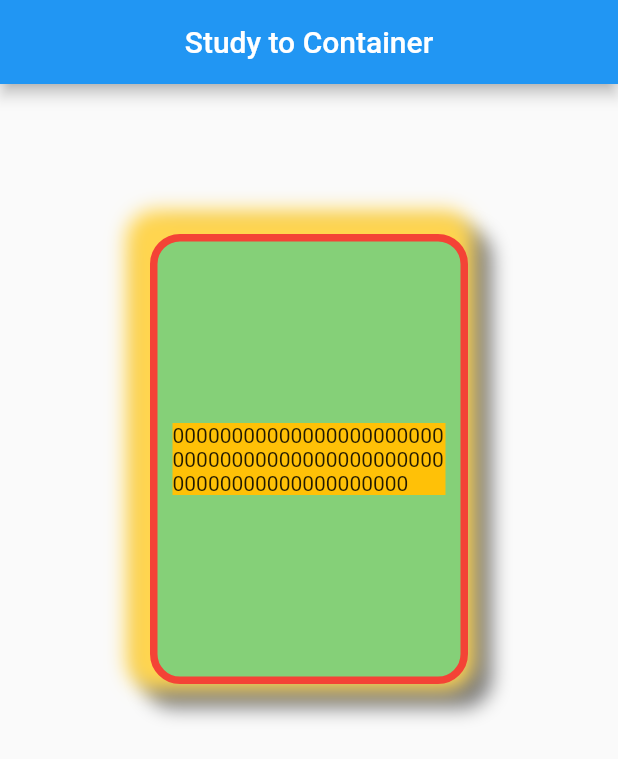
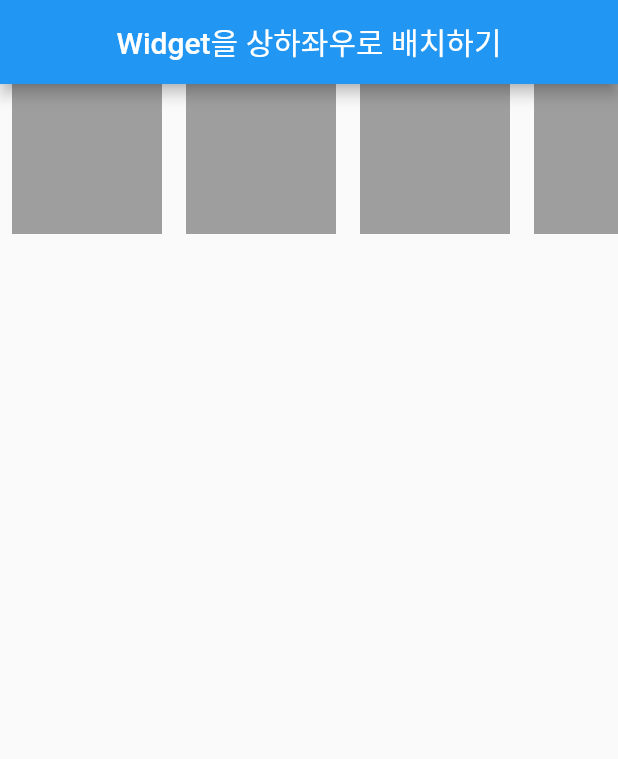
Before and after one commit to bluetype55/flutter-test, a Flutter app: the screen it shows after launch, on a phone screen of 412 x 824 dp. Shown: the top 759 px of the screen. Run offline on Flutter 3.47's test engine with Material 2 defaults, Android fonts, the phone set to English and light mode, and no system bars.

Commit message:
Collocate widget

```diff
--- /dev/null
+++ b/basic/lib/main - Widget.dart
@@ -0,0 +1,62 @@
+import 'package:flutter/material.dart';
+
+void main() {
+  runApp(
+    MaterialApp(
+      home: Scaffold(
+        appBar: AppBar(
+          title: Text('Study to Container'),
+          centerTitle: true,
+        ),
+        body: CustomContainer(),
+      ),
+    ),
+  );
+}
+
+class CustomContainer extends StatelessWidget {
+  const CustomContainer({super.key});
+
+  @override
+  Widget build(BuildContext context) {
+    return Container(
+      width: 300,
+      height: 300,
+      padding: EdgeInsets.fromLTRB(10, 12, 10, 12),
+      decoration: BoxDecoration(
+        color: Color(0xFF85D078),
+        border: Border.all(
+          color: Colors.red,
+          width: 5,
+          style: BorderStyle.solid,
+        ),
+        borderRadius: BorderRadius.circular(20),
+        boxShadow: [
+          BoxShadow(
+            color: Colors.black.withOpacity(0.5),
+            offset: Offset(6, 6),
+            blurRadius:10,
+            spreadRadius:10,
+          ),
+          BoxShadow(
+            color: Colors.amber.shade300,
+            offset: Offset(-6, -6),
+            blurRadius:10,
+            spreadRadius:10,
+          ),
+        ],
+      ),
+      margin: EdgeInsets.symmetric(
+        vertical: 100,
+        horizontal: 100,
+      ),
+      child: Center(
+        child: Container(
+          color: Colors.amber,
+          child: Text(
+              '000000000000000000000000000000000000000000000000000000000000000000'),
+        ),
+      ),
+    );
+  }
+}
--- a/basic/lib/main.dart
+++ b/basic/lib/main.dart
@@ -5,57 +5,70 @@ void main() {
     MaterialApp(
       home: Scaffold(
         appBar: AppBar(
-          title: Text('Study to Container'),
+          title: Text('Widget을 상하좌우로 배치하기'),
           centerTitle: true,
         ),
-        body: CustomContainer(),
+        body: Body(),
       ),
     ),
   );
 }
 
-class CustomContainer extends StatelessWidget {
-  const CustomContainer({super.key});
+class Body extends StatelessWidget {
+  const Body({super.key});
 
   @override
   Widget build(BuildContext context) {
-    return Container(
-      width: 300,
-      height: 300,
-      padding: EdgeInsets.fromLTRB(10, 12, 10, 12),
-      decoration: BoxDecoration(
-        color: Color(0xFF85D078),
-        border: Border.all(
-          color: Colors.red,
-          width: 5,
-          style: BorderStyle.solid,
-        ),
-        borderRadius: BorderRadius.circular(20),
-        boxShadow: [
-          BoxShadow(
-            color: Colors.black.withOpacity(0.5),
-            offset: Offset(6, 6),
-            blurRadius:10,
-            spreadRadius:10,
+    return SingleChildScrollView(
+      scrollDirection: Axis.horizontal,
+      child: Row(
+        mainAxisAlignment: MainAxisAlignment.center,
+        crossAxisAlignment: CrossAxisAlignment.end,
+        children: [
+          Container(
+            color: Colors.grey,
+            width: 100,
+            height: 100,
+            margin: EdgeInsets.symmetric(horizontal: 8),
           ),
-          BoxShadow(
-            color: Colors.amber.shade300,
-            offset: Offset(-6, -6),
-            blurRadius:10,
-            spreadRadius:10,
+          Container(
+            color: Colors.grey,
+            width: 100,
+            height: 100,
+            margin: EdgeInsets.symmetric(horizontal: 8),
+          ),Container(
+            color: Colors.grey,
+            width: 100,
+            height: 100,
+            margin: EdgeInsets.symmetric(horizontal: 8),
+          ),Container(
+            color: Colors.grey,
+            width: 100,
+            height: 100,
+            margin: EdgeInsets.symmetric(horizontal: 8),
+          ),Container(
+            color: Colors.grey,
+            width: 100,
+            height: 100,
+            margin: EdgeInsets.symmetric(horizontal: 8),
+          ),Container(
+            color: Colors.grey,
+            width: 100,
+            height: 100,
+            margin: EdgeInsets.symmetric(horizontal: 8),
+          ),Container(
+            color: Colors.grey,
+            width: 100,
+            height: 100,
+            margin: EdgeInsets.symmetric(horizontal: 8),
+          ),
+          Container(
+            color: Colors.grey,
+            width: 100,
+            height: 100,
+            margin: EdgeInsets.symmetric(horizontal: 8),
           ),
         ],
-      ),
-      margin: EdgeInsets.symmetric(
-        vertical: 100,
-        horizontal: 100,
-      ),
-      child: Center(
-        child: Container(
-          color: Colors.amber,
-          child: Text(
-              '000000000000000000000000000000000000000000000000000000000000000000'),
-        ),
       ),
     );
   }
```
